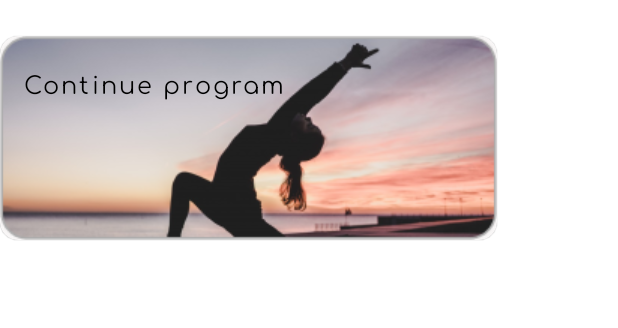
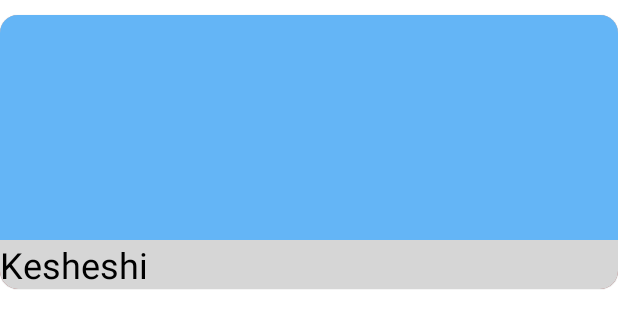
Before and after one commit to glassnekeep/FitnessMobileProject, an Android app: the layout item_program.xml on its own in the app's theme, with its tools: preview values and no code run, on a phone screen of 412 x 824 dp. Shown: the top 328 px of the screen. Run offline under Robolectric (Android 15) with nearby library versions, the phone set to English and light mode, and no system bars.

Commit message:
Changed some resources, adapter and urls in ProgramRepository. Now program recyclerview is displayed in a better way

```diff
--- a/app/src/main/java/application/workout/fitnessmobileproject/model/repository/routes/ProgramApi.kt
+++ b/app/src/main/java/application/workout/fitnessmobileproject/model/repository/routes/ProgramApi.kt
@@ -12,7 +12,7 @@ interface ProgramApi {
     suspend fun getProgramWithId(id: Int) : HttpResponse
     suspend fun getProgramListWithUser(id: Int) : HttpResponse
     suspend fun getUserListWithProgram(id: Int) : HttpResponse
-    suspend fun getAllPrograms() : HttpResponse
+    suspend fun getAllPrograms() : List<Program> //HttpResponse
     suspend fun addUserToProgram(userId: Int, programId: Int) //: HttpResponse
     suspend fun addExerciseToProgram(exerciseId: Int, programId: Int) //: HttpResponse
     suspend fun createProgram(program: Program) //: HttpResponse
--- a/app/src/main/res/layout/item_program.xml
+++ b/app/src/main/res/layout/item_program.xml
@@ -2,49 +2,40 @@
 <com.google.android.material.card.MaterialCardView
     xmlns:android="http://schemas.android.com/apk/res/android"
     xmlns:app="http://schemas.android.com/apk/res-auto"
-    android:layout_width="wrap_content"
+    android:layout_width="match_parent"
     android:layout_height="wrap_content"
-    android:orientation="horizontal"
     android:focusable="true"
+    android:clickable="true"
+    android:layout_marginVertical="10dp"
     app:cardCornerRadius="@dimen/small_margin"
-    android:foreground="?attr/selectableItemBackground"
-    android:layout_marginTop="@dimen/big_margin"
     app:layout_constraintTop_toBottomOf="@id/flipper_container"
     app:cardElevation="0.5dp"
+    android:background="?android:attr/selectableItemBackground"
     app:cardPreventCornerOverlap="true"
-    app:cardBackgroundColor="#F8F6F6"
-    app:layout_constraintStart_toStartOf="parent"
-    app:layout_constraintEnd_toEndOf="parent" >
-    <androidx.constraintlayout.widget.ConstraintLayout
-        android:layout_width="wrap_content"
-        android:layout_height="wrap_content"
-        android:orientation="vertical" >
+    app:cardBackgroundColor="#A82929" >
+    <RelativeLayout
+        android:id="@+id/cons1"
+        android:background="#D6D6D6"
+        android:layout_width="match_parent"
+        android:layout_height="wrap_content">
 
-        <com.google.android.material.imageview.ShapeableImageView
+        <androidx.appcompat.widget.AppCompatImageView
             android:id="@+id/image_program"
+            android:minHeight="150dp"
+            android:minWidth="200dp"
+            android:layout_height="wrap_content"
+            android:layout_width="match_parent"
+            android:background="@color/blue_300" />
+
+        <androidx.appcompat.widget.AppCompatTextView
+            android:id="@+id/program_name"
             android:layout_width="wrap_content"
             android:layout_height="wrap_content"
-            app:layout_constraintTop_toTopOf="parent"
-            app:layout_constraintBottom_toBottomOf="parent"
-            app:layout_constraintStart_toStartOf="parent"
-            app:layout_constraintEnd_toEndOf="parent"
-            android:background="@drawable/image5" />
+            android:text="Kesheshi"
+            android:textColor="@color/black"
+            android:textSize="24sp"
+            android:layout_below="@id/image_program"/>
 
-        <com.google.android.material.button.MaterialButton
-            android:id="@+id/program_name"
-            android:layout_width="match_parent"
-            android:layout_height="wrap_content"
-            app:layout_constraintTop_toTopOf="parent"
-            app:layout_constraintStart_toStartOf="parent"
-            android:layout_margin="@dimen/very_small_margin"
-            style="@style/Widget.MaterialComponents.Button.TextButton"
-            android:text="Continue program"
-            android:textColor="@color/black"
-            android:fontFamily="@font/comfortaa"
-            android:textAllCaps="false"
-            android:layout_gravity="center"
-            android:minHeight="0dp"
-            android:textSize="@dimen/small_text" />
-    </androidx.constraintlayout.widget.ConstraintLayout>
+    </RelativeLayout>
 
 </com.google.android.material.card.MaterialCardView>
--- a/app/src/main/res/values/dimens.xml
+++ b/app/src/main/res/values/dimens.xml
@@ -12,6 +12,7 @@
     <dimen name="very_small_text">12sp</dimen>
     <dimen name="small_text">16sp</dimen>
     <dimen name="medium_text">24sp</dimen>
+    <dimen name="big_text">28sp</dimen>
     <dimen name="large_text">36sp</dimen>
     <dimen name="very_large_text">48sp</dimen>
     <dimen name="very_very_large_text">56sp</dimen>
```
Also changed, not shown: app/src/main/java/application/workout/fitnessmobileproject/model/repository/repositories/ProgramRepository.kt (+5 -4 lines), app/src/main/java/application/workout/fitnessmobileproject/viewModels/ProgramsViewModel.kt (added, +37 -0 lines), app/src/main/java/application/workout/fitnessmobileproject/views/adapters/ProgramAdapter.kt (+41 -1 lines), app/src/main/java/application/workout/fitnessmobileproject/views/adapters/ProgramViewHolder.kt (deleted, +0 -13 lines), app/src/main/java/application/workout/fitnessmobileproject/views/fragments/ProgramsFragment.kt (+24 -1 lines), app/src/main/res/drawable/place_holder.xml (added, +10 -0 lines), app/src/main/res/layout/fragment_programs.xml (+27 -2 lines).
